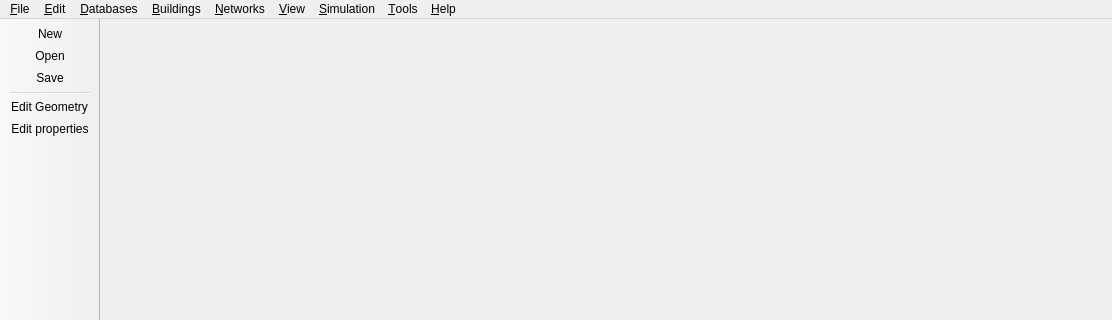
First picture: the form in SIM-VICUS/src/SVMainWindow.ui, repository ghorwin/SIM-VICUS, before the edit; both pictures show x 0 to 1112 and y 0 to 320 of the 1112 by 707 pixel window.
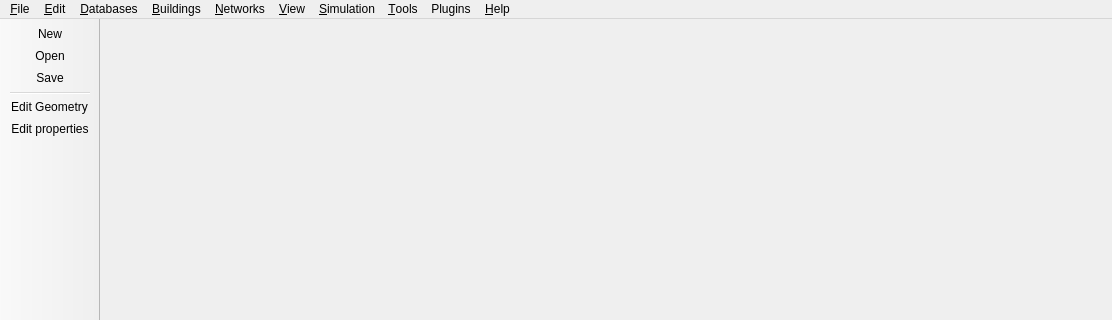
Second picture: the form after the edit. Icons and pictures are not drawn.

Commit message: Plugin integration into main menu and dynamic plugin loading part 1.

```diff
--- a/SIM-VICUS/src/SVMainWindow.ui
+++ b/SIM-VICUS/src/SVMainWindow.ui
@@ -23,7 +23,7 @@
      <height>22</height>
     </rect>
    </property>
-   <widget class="QMenu" name="menu_File">
+   <widget class="QMenu" name="menuFile">
     <property name="title">
      <string>&amp;File</string>
     </property>
@@ -49,7 +49,7 @@
     <addaction name="separator"/>
     <addaction name="actionFileQuit"/>
    </widget>
-   <widget class="QMenu" name="menu_Edit">
+   <widget class="QMenu" name="menuEdit">
     <property name="title">
      <string>&amp;Edit</string>
     </property>
@@ -65,7 +65,7 @@
     <addaction name="actionEditPreferences"/>
     <addaction name="menuLanguage"/>
    </widget>
-   <widget class="QMenu" name="menu_Help">
+   <widget class="QMenu" name="menuHelp">
     <property name="title">
      <string>&amp;Help</string>
     </property>
@@ -81,7 +81,7 @@
     <addaction name="actionHelpAbout"/>
     <addaction name="actionHelpAboutQt"/>
    </widget>
-   <widget class="QMenu" name="menu_View">
+   <widget class="QMenu" name="menuView">
     <property name="title">
      <string>&amp;View</string>
     </property>
@@ -99,7 +99,7 @@
     <addaction name="actionViewShowSurfaceNormals"/>
     <addaction name="separator"/>
    </widget>
-   <widget class="QMenu" name="menu_Tools">
+   <widget class="QMenu" name="menuTools">
     <property name="title">
      <string>&amp;Tools</string>
     </property>
@@ -179,22 +179,28 @@
     <addaction name="separator"/>
     <addaction name="menuCo_Simulation"/>
    </widget>
-   <widget class="QMenu" name="menu_Buildings">
+   <widget class="QMenu" name="menuBuildings">
     <property name="title">
      <string>&amp;Buildings</string>
     </property>
     <addaction name="actionBuildingFloorManager"/>
     <addaction name="actionBuildingSurfaceHeatings"/>
    </widget>
-   <addaction name="menu_File"/>
-   <addaction name="menu_Edit"/>
+   <widget class="QMenu" name="menuPlugins">
+    <property name="title">
+     <string>Plugins</string>
+    </property>
+   </widget>
+   <addaction name="menuFile"/>
+   <addaction name="menuEdit"/>
    <addaction name="menuDatabases"/>
-   <addaction name="menu_Buildings"/>
+   <addaction name="menuBuildings"/>
    <addaction name="menuNetworks"/>
-   <addaction name="menu_View"/>
+   <addaction name="menuView"/>
    <addaction name="menuSimulation"/>
-   <addaction name="menu_Tools"/>
-   <addaction name="menu_Help"/>
+   <addaction name="menuTools"/>
+   <addaction name="menuPlugins"/>
+   <addaction name="menuHelp"/>
   </widget>
   <widget class="QToolBar" name="toolBar">
    <property name="windowTitle">
```
Left out of the diff: 12 changed lines with no effect on the pictures. The commit also changes 8 other files.
